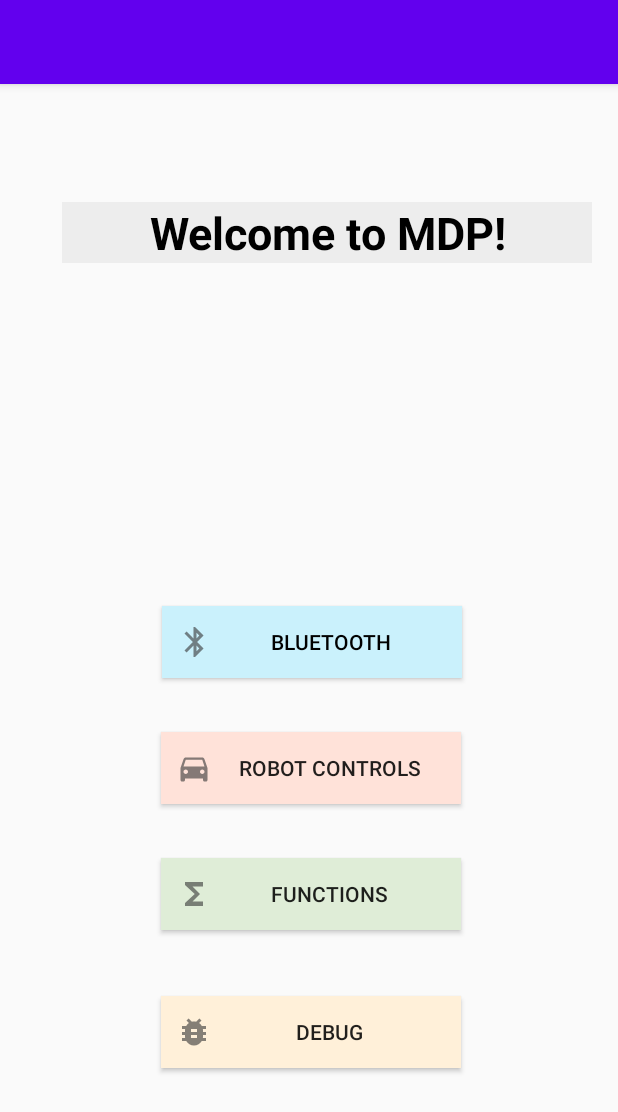
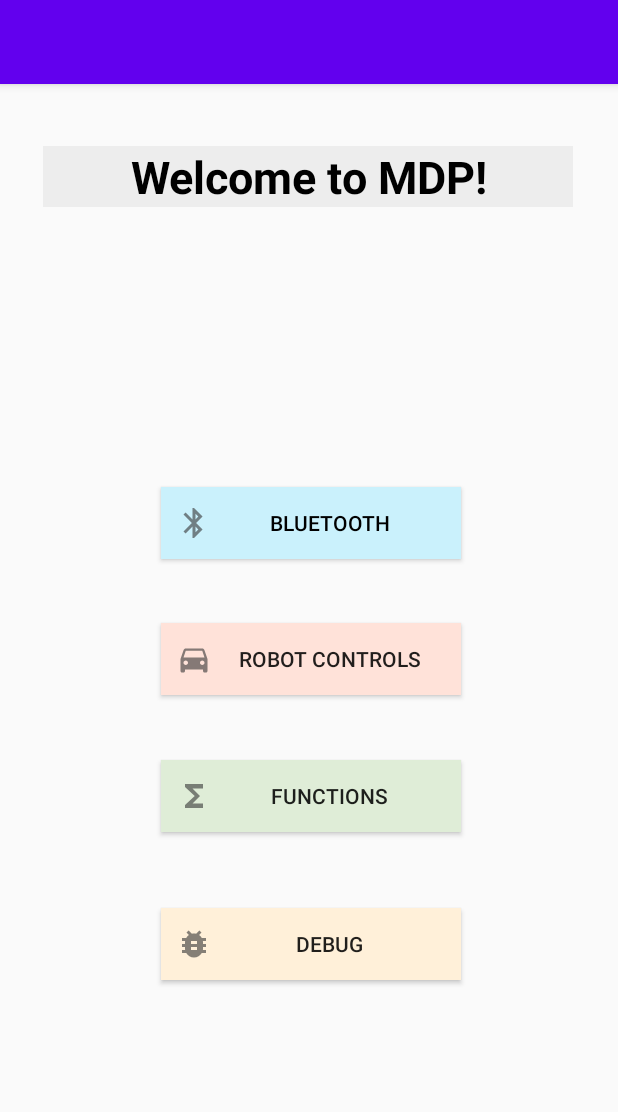
Before and after one commit to shernaliu/MDP-Group25-Android, an Android app: the screen it shows after launch (MainActivity), on a phone screen of 412 x 824 dp. Shown: the top 1112 px of the screen. Run offline under Robolectric (Android 15) with nearby library versions, the phone set to English and light mode, and no system bars.

Commit message:
Raj's Commit 2

```diff
--- a/app/src/main/res/layout/activity_main.xml
+++ b/app/src/main/res/layout/activity_main.xml
@@ -14,57 +14,58 @@
         app:layout_constraintBottom_toTopOf="@+id/title_welcome"
         app:layout_constraintTop_toTopOf="parent" />
 
+
     <TextView
         android:id="@+id/title_welcome"
         android:layout_width="wrap_content"
         android:layout_height="wrap_content"
+        android:layout_marginStart="113dp"
+        android:layout_marginEnd="89dp"
         android:background="#EDEDED"
+        android:ems="10"
         android:text="Welcome to MDP!"
-        android:textSize="30sp"
-        android:layout_marginStart="113dp"
-        android:layout_marginTop="35dp"
-        android:layout_marginEnd="89dp"
-        android:layout_marginBottom="185dp"
-        android:ems="10"
         android:textAlignment="center"
         android:textColor="#000000"
+        android:textSize="30sp"
         android:textStyle="bold"
-        app:layout_constraintBottom_toTopOf="@+id/findBluetoothButton"
+        app:layout_constraintBottom_toBottomOf="parent"
         app:layout_constraintEnd_toEndOf="parent"
+        app:layout_constraintHorizontal_bias="0.588"
         app:layout_constraintStart_toStartOf="parent"
-        app:layout_constraintTop_toBottomOf="@+id/toolbar" />
+        app:layout_constraintTop_toTopOf="parent"
+        app:layout_constraintVertical_bias="0.124" />
 
     <Button
         android:id="@+id/findBluetoothButton"
         android:layout_width="200dp"
         android:layout_height="wrap_content"
-        android:layout_marginEnd="104dp"
-        android:layout_marginBottom="372dp"
         android:background="#CAF1FC"
         android:clickable="false"
+        android:drawableLeft="@drawable/ic_bluetooth"
+        android:padding="10dp"
         android:text="Bluetooth"
         android:textColor="#000000"
-        android:drawableLeft="@drawable/ic_bluetooth"
-        android:padding="10dp"
         app:layout_constraintBottom_toBottomOf="parent"
         app:layout_constraintEnd_toEndOf="parent"
-        app:layout_constraintHorizontal_bias="1.0"
-        app:layout_constraintStart_toStartOf="parent" />
+        app:layout_constraintHorizontal_bias="0.507"
+        app:layout_constraintStart_toStartOf="parent"
+        app:layout_constraintTop_toTopOf="parent"
+        app:layout_constraintVertical_bias="0.418" />
 
     <Button
         android:id="@+id/robotControls"
         android:layout_width="200dp"
         android:layout_height="wrap_content"
-        android:layout_marginTop="36dp"
         android:background="#FFE2D9"
-        android:text="Robot Controls"
         android:drawableLeft="@drawable/ic_robot_controls"
         android:padding="10dp"
+        android:text="Robot Controls"
+        app:layout_constraintBottom_toBottomOf="parent"
         app:layout_constraintEnd_toEndOf="parent"
         app:layout_constraintHorizontal_bias="0.507"
         app:layout_constraintStart_toStartOf="parent"
-        app:layout_constraintTop_toBottomOf="@+id/findBluetoothButton" />
-
+        app:layout_constraintTop_toTopOf="parent"
+        app:layout_constraintVertical_bias="0.535" />
 
     <Button
         android:id="@+id/functions"
@@ -73,29 +74,32 @@
         android:layout_marginTop="36dp"
         android:background="#DFEDD7"
         android:contextClickable="true"
+        android:drawableLeft="@drawable/ic_functions"
+        android:padding="10dp"
         android:text="Functions"
         android:textAlignment="center"
-        android:drawableLeft="@drawable/ic_functions"
-        android:padding="10dp"
+        app:layout_constraintBottom_toBottomOf="parent"
         app:layout_constraintEnd_toEndOf="parent"
         app:layout_constraintHorizontal_bias="0.507"
         app:layout_constraintStart_toStartOf="parent"
-        app:layout_constraintTop_toBottomOf="@+id/robotControls" />
+        app:layout_constraintTop_toTopOf="parent"
+        app:layout_constraintVertical_bias="0.636" />
 
     <Button
         android:id="@+id/debug"
         android:layout_width="200dp"
         android:layout_height="wrap_content"
-        android:layout_marginTop="44dp"
         android:background="#FFF0D9"
         android:contextClickable="true"
+        android:drawableLeft="@drawable/ic_debug"
+        android:padding="10dp"
         android:text="Debug"
         android:textAlignment="center"
-        android:drawableLeft="@drawable/ic_debug"
-        android:padding="10dp"
+        app:layout_constraintBottom_toBottomOf="parent"
         app:layout_constraintEnd_toEndOf="parent"
         app:layout_constraintHorizontal_bias="0.507"
         app:layout_constraintStart_toStartOf="parent"
-        app:layout_constraintTop_toBottomOf="@+id/functions" />
+        app:layout_constraintTop_toTopOf="parent"
+        app:layout_constraintVertical_bias="0.78" />
 
 </androidx.constraintlayout.widget.ConstraintLayout>
```
